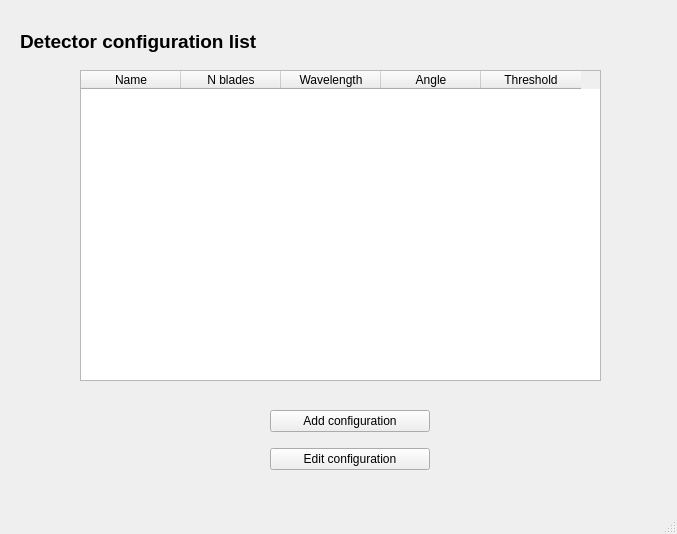
Before: the Qt Designer form efficiencyCalculator/efficiencyMainwindow2.ui in ess-dg/dg_efficiencyCalculator, drawn with Qt 5.
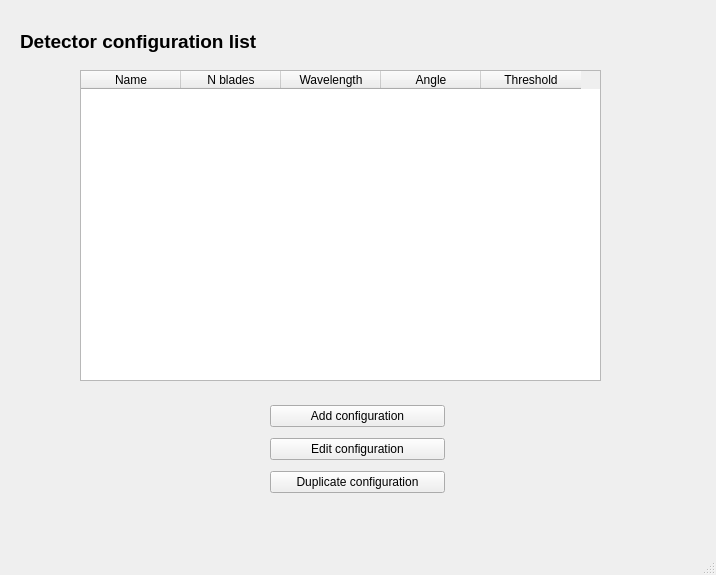
After: the same form once the commit is applied.

Commit message:
DGEF-35 Duplicate detector configurations: makes a copy of a detector
branch : plottingInterface

Diff of the .ui file:
```diff
--- a/efficiencyCalculator/efficiencyMainwindow2.ui
+++ b/efficiencyCalculator/efficiencyMainwindow2.ui
@@ -6,8 +6,8 @@
    <rect>
     <x>0</x>
     <y>0</y>
-    <width>677</width>
-    <height>534</height>
+    <width>716</width>
+    <height>575</height>
    </rect>
   </property>
   <property name="windowTitle">
@@ -19,8 +19,8 @@
      <rect>
       <x>0</x>
       <y>0</y>
-      <width>661</width>
-      <height>491</height>
+      <width>691</width>
+      <height>531</height>
      </rect>
     </property>
     <layout class="QHBoxLayout" name="horizontalLayout_2">
@@ -97,8 +97,8 @@
          <rect>
           <x>270</x>
           <y>400</y>
-          <width>160</width>
-          <height>80</height>
+          <width>175</width>
+          <height>100</height>
          </rect>
         </property>
         <layout class="QVBoxLayout" name="verticalLayout_2">
@@ -116,6 +116,13 @@
            </property>
           </widget>
          </item>
+         <item>
+          <widget class="QPushButton" name="duplicateButton">
+           <property name="text">
+            <string>Duplicate configuration</string>
+           </property>
+          </widget>
+         </item>
         </layout>
        </widget>
       </widget>
```
Left out of the diff: 2 changed lines with no effect on the pictures. The commit also changes 2 other files.
